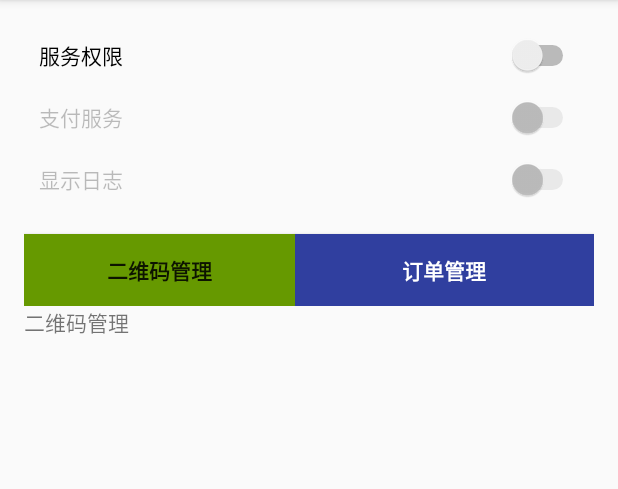
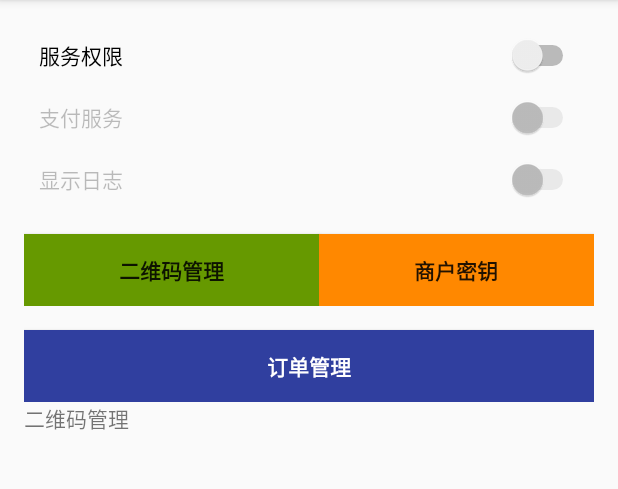
Before and after one commit to xinrui5577/xpay, an Android app: the MainActivity screen opened directly, with no data from a screen before it, on a phone screen of 412 x 824 dp, the part 84-573 px from its top. Run offline under Robolectric (Android 15) with nearby library versions, the phone set to English and light mode, and no system bars; 2 statements that could not run were skipped.

Commit message:
商户密钥管理

```diff
--- a/app/build.gradle
+++ b/app/build.gradle
@@ -14,8 +14,8 @@ android {
         applicationId 'com.zhiyi.onepay'
         minSdkVersion 23
         targetSdkVersion 26
-        versionCode 5
-        versionName "1.1.4"
+        versionCode 7
+        versionName "1.1.6"
         testInstrumentationRunner "android.support.test.runner.AndroidJUnitRunner"
         signingConfig signingConfigs.xpay
     }
--- a/app/src/main/java/com/zhiyi/onepay/AppConst.java
+++ b/app/src/main/java/com/zhiyi/onepay/AppConst.java
@@ -13,7 +13,7 @@ public class AppConst {
 //    public static final String KeyBoolZfb = "b_set_zfb";
 
     /**服务器地址*/
-    public static final String HostUrl = "http://www.ukafu.com/";
+    public static final String HostUrl = "https://www.ukafu.com/";
 
     /**传输数据为URL的KEY*/
     public static final String ACTION_URL = "a_url";
--- a/app/src/main/java/com/zhiyi/onepay/MainActivity.java
+++ b/app/src/main/java/com/zhiyi/onepay/MainActivity.java
@@ -45,6 +45,7 @@ public class MainActivity extends AppCompatActivity {
     private Switch swt_service;
     private Switch swt_log;
     private Button btn_qrcode;
+    private Button btn_merchant;
     private DBManager dbm;
     private TextView logView;
 
@@ -103,6 +104,8 @@ public class MainActivity extends AppCompatActivity {
         swt_log = findViewById(R.id.log);
 
         btn_qrcode = findViewById(R.id.btn_qrcode);
+        btn_merchant = findViewById(R.id.btn_merchant);
+
         logView = findViewById(R.id.text_log);
         swt_service.setChecked(false);
         handler = new Handler();
@@ -152,6 +155,17 @@ public class MainActivity extends AppCompatActivity {
                 openQrcode();
             }
         });
+
+        btn_merchant.setOnClickListener(
+                new View.OnClickListener(){
+                     @Override
+                     public void onClick(View v) {
+                         Intent intent = new Intent(MainActivity.this, MerchantActivity.class);
+                         startActivity(intent);
+                     }
+                 }
+        );
+
         Button btn_order = findViewById(R.id.btn_order);
         btn_order.setOnClickListener(new View.OnClickListener(){
             @Override
@@ -257,6 +271,7 @@ public class MainActivity extends AppCompatActivity {
 
     }
 
+
     private void openQrcode(){
         Intent intent = new Intent(MainActivity.this, QrcodeActivity.class);
         startActivity(intent);
--- a/app/src/main/java/com/zhiyi/onepay/QrcodeActivity.java
+++ b/app/src/main/java/com/zhiyi/onepay/QrcodeActivity.java
@@ -213,6 +213,7 @@ public class QrcodeActivity extends AppCompatActivity implements Handler.Callbac
 
                 QrCodeData qrData = new QrCodeData();
                 qrData.money = "0";
+                qrData.name="";
                 try {
                     JSONObject jsonObject = new JSONObject(ret);
                     int code = jsonObject.getInt("code");
--- a/app/src/main/java/com/zhiyi/onepay/WebViewActivity.java
+++ b/app/src/main/java/com/zhiyi/onepay/WebViewActivity.java
@@ -34,7 +34,6 @@ import java.util.regex.Matcher;
 import java.util.regex.Pattern;
 
 public class WebViewActivity extends AppCompatActivity {
-    private final int PICK_CODE = 2;
 
     private WebView webView;
     private static String LOG_TAG = "ZYKJ";
@@ -46,9 +45,9 @@ public class WebViewActivity extends AppCompatActivity {
         setContentView(R.layout.activity_web_view);
         webView = findViewById(R.id.web_view);
         webView.setSystemUiVisibility(View.SYSTEM_UI_FLAG_LOW_PROFILE
-//                | View.SYSTEM_UI_FLAG_FULLSCREEN
+                | View.SYSTEM_UI_FLAG_FULLSCREEN
                 | View.SYSTEM_UI_FLAG_LAYOUT_STABLE
-//                | View.SYSTEM_UI_FLAG_IMMERSIVE_STICKY
+                | View.SYSTEM_UI_FLAG_IMMERSIVE_STICKY
                 | View.SYSTEM_UI_FLAG_LAYOUT_HIDE_NAVIGATION
                 | View.SYSTEM_UI_FLAG_HIDE_NAVIGATION);
         webView.setWebViewClient(new ZyWebViewClient());
--- a/app/src/main/res/layout/activity_main.xml
+++ b/app/src/main/res/layout/activity_main.xml
@@ -66,25 +66,41 @@
                     android:layout_marginTop="16dp"
                     android:layout_weight="1"
                     android:background="@android:color/holo_green_dark"
-                    android:text="@string/action_test"
+                    android:text="@string/action_qrcode"
                     android:textStyle="bold" />
-
                 <Button
-                    android:id="@+id/btn_order"
-                    style="@style/Widget.AppCompat.Button.Colored"
-                    android:background="@color/colorPrimaryDark"
+                    android:id="@+id/btn_merchant"
+                    style="@style/Widget.AppCompat.Button.Small"
                     android:layout_width="wrap_content"
                     android:layout_height="wrap_content"
                     android:layout_marginTop="16dp"
                     android:layout_weight="1"
-                    android:text="@string/action_order"
+                    android:background="@android:color/holo_orange_dark"
+                    android:text="@string/action_merchant"
                     android:textStyle="bold" />
             </LinearLayout>
+        <LinearLayout
+            android:layout_width="match_parent"
+            android:layout_height="wrap_content"
+            android:orientation="horizontal">
+
+            <Button
+                android:id="@+id/btn_order"
+                style="@style/Widget.AppCompat.Button.Colored"
+                android:background="@color/colorPrimaryDark"
+                android:layout_width="wrap_content"
+                android:layout_height="wrap_content"
+                android:layout_marginTop="16dp"
+                android:layout_weight="1"
+                android:text="@string/action_order"
+                android:textStyle="bold" />
+        </LinearLayout>
+
             <TextView
                 android:id="@+id/text_log"
                 android:layout_width="match_parent"
                 android:layout_height="wrap_content"
-                android:text="@string/action_test"
+                android:text="@string/action_qrcode"
                  />
         </LinearLayout>
 
--- a/app/src/main/res/values/strings.xml
+++ b/app/src/main/res/values/strings.xml
@@ -13,7 +13,8 @@
     <string name="action_to_privileges">服务权限</string>
     <string name="action_open_setting">打开权限设置</string>
     <string name="action_order">订单管理</string>
-    <string name="action_test">二维码管理</string>
+    <string name="action_qrcode">二维码管理</string>
+    <string name="action_merchant">商户密钥</string>
     <string name="action_get_token">获取Token</string>
     <string name="textOn">开启</string>
     <string name="textOff">关闭</string>
@@ -35,5 +36,7 @@
     <string name="title_activity_qrcode">二维码管理</string>
     <string name="dummy_button">添加二维码</string>
     <string name="dummy_content">没有可用二维码\n请添加二维码</string>
+    <string name="title_activity_merchant">商户密钥</string>
+    <string name="action_settings">Settings</string>
 
 </resources>
```
Also changed, not shown: app/src/main/AndroidManifest.xml (+6 -6 lines), app/src/main/java/com/zhiyi/onepay/MerchantActivity.java (added, +104 -0 lines), app/src/main/res/layout/activity_merchant.xml (added, +68 -0 lines), app/src/main/res/menu/menu_merchant.xml (added, +10 -0 lines).
